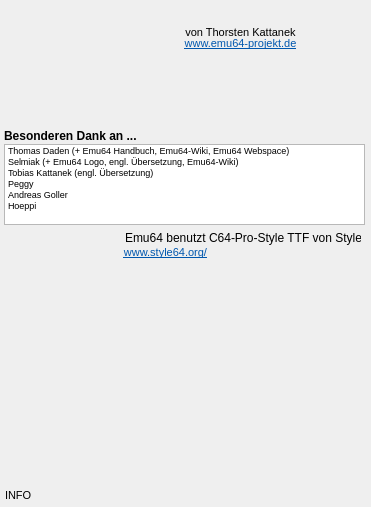
First picture: the form in src/info_window.ui, repository ThKattanek/emu64, before the edit.
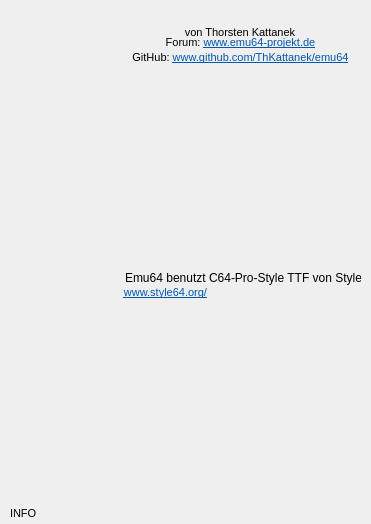
Second picture: the form after the edit. Icons and pictures are not drawn.

Commit message: [issue#54] Link zur GitHub Seite in der Info hinzugefügt. Mein Bild mal aktuallisiert. Besonderen Dank ... aus der Info entfernt.

```diff
--- a/src/info_window.ui
+++ b/src/info_window.ui
@@ -7,35 +7,17 @@
     <x>0</x>
     <y>0</y>
     <width>371</width>
-    <height>507</height>
+    <height>524</height>
    </rect>
   </property>
   <property name="windowTitle">
    <string>Emu64 Information</string>
   </property>
-  <widget class="QWidget" name="widget" native="true">
-   <property name="geometry">
-    <rect>
-     <x>188</x>
-     <y>56</y>
-     <width>106</width>
-     <height>76</height>
-    </rect>
-   </property>
-   <property name="autoFillBackground">
-    <bool>false</bool>
-   </property>
-   <property name="styleSheet">
-    <string notr="true">border-image: url(:/grafik/thorsten.png);
-
-</string>
-   </property>
-  </widget>
   <widget class="QWidget" name="widget_2" native="true">
    <property name="geometry">
     <rect>
      <x>5</x>
-     <y>285</y>
+     <y>305</y>
      <width>361</width>
      <height>200</height>
     </rect>
@@ -47,8 +29,8 @@
   <widget class="QLabel" name="moreinfosOut">
    <property name="geometry">
     <rect>
-     <x>5</x>
-     <y>487</y>
+     <x>10</x>
+     <y>505</y>
      <width>351</width>
      <height>17</height>
     </rect>
@@ -67,7 +49,7 @@
     <rect>
      <x>130</x>
      <y>4</y>
-     <width>211</width>
+     <width>221</width>
      <height>25</height>
     </rect>
    </property>
@@ -91,9 +73,9 @@
   <widget class="QLabel" name="label_2">
    <property name="geometry">
     <rect>
-     <x>152</x>
+     <x>132</x>
      <y>24</y>
-     <width>177</width>
+     <width>216</width>
      <height>16</height>
     </rect>
    </property>
@@ -118,9 +100,9 @@
   <widget class="QLabel" name="label_3">
    <property name="geometry">
     <rect>
-     <x>152</x>
-     <y>36</y>
-     <width>177</width>
+     <x>130</x>
+     <y>35</y>
+     <width>221</width>
      <height>16</height>
     </rect>
    </property>
@@ -130,7 +112,7 @@
     </font>
    </property>
    <property name="text">
-    <string>&lt;html&gt;&lt;head/&gt;&lt;body&gt;&lt;p&gt;&lt;a href=&quot;http://www.emu64-projekt.de&quot;&gt;&lt;span style=&quot; text-decoration: underline; color:#0057ae;&quot;&gt;www.emu64-projekt.de&lt;/span&gt;&lt;/a&gt;&lt;/p&gt;&lt;/body&gt;&lt;/html&gt;</string>
+    <string>&lt;html&gt;&lt;head/&gt;&lt;body&gt;&lt;p&gt;Forum: &lt;a href=&quot;http://www.emu64-projekt.de&quot;&gt;&lt;span style=&quot; text-decoration: underline; color:#0057ae;&quot;&gt;www.emu64-projekt.de&lt;/span&gt;&lt;/a&gt;&lt;/p&gt;&lt;/body&gt;&lt;/html&gt;</string>
    </property>
    <property name="alignment">
     <set>Qt::AlignCenter</set>
@@ -139,78 +121,11 @@
     <bool>true</bool>
    </property>
   </widget>
-  <widget class="QListWidget" name="listWidget">
-   <property name="geometry">
-    <rect>
-     <x>4</x>
-     <y>144</y>
-     <width>361</width>
-     <height>81</height>
-    </rect>
-   </property>
-   <property name="font">
-    <font>
-     <pointsize>7</pointsize>
-    </font>
-   </property>
-   <property name="selectionMode">
-    <enum>QAbstractItemView::NoSelection</enum>
-   </property>
-   <item>
-    <property name="text">
-     <string>Thomas Daden (+ Emu64 Handbuch, Emu64-Wiki, Emu64 Webspace)</string>
-    </property>
-   </item>
-   <item>
-    <property name="text">
-     <string>Selmiak (+ Emu64 Logo, engl. Übersetzung, Emu64-Wiki)</string>
-    </property>
-   </item>
-   <item>
-    <property name="text">
-     <string>Tobias Kattanek (engl. Übersetzung)</string>
-    </property>
-   </item>
-   <item>
-    <property name="text">
-     <string>Peggy</string>
-    </property>
-   </item>
-   <item>
-    <property name="text">
-     <string>Andreas Goller</string>
-    </property>
-   </item>
-   <item>
-    <property name="text">
-     <string>Hoeppi</string>
-    </property>
-   </item>
-  </widget>
-  <widget class="QLabel" name="label">
-   <property name="geometry">
-    <rect>
-     <x>4</x>
-     <y>128</y>
-     <width>165</width>
-     <height>16</height>
-    </rect>
-   </property>
-   <property name="font">
-    <font>
-     <weight>75</weight>
-     <bold>true</bold>
-    </font>
-   </property>
-   <property name="text">
-    <string>Besonderen Dank an ...</string>
-   </property>
-  </widget>
   <widget class="QWidget" name="widget_3" native="true">
    <property name="geometry">
     <rect>
-     <x>4</x>
-     <y>4</y>
+     <x>10</x>
+     <y>65</y>
      <width>120</width>
      <height>120</height>
     </rect>
@@ -222,8 +137,8 @@
   <widget class="QWidget" name="widget_4" native="true">
    <property name="geometry">
     <rect>
-     <x>5</x>
-     <y>230</y>
+     <x>7</x>
+     <y>249</y>
      <width>108</width>
      <height>51</height>
     </rect>
@@ -236,7 +151,7 @@
    <property name="geometry">
     <rect>
      <x>120</x>
-     <y>245</y>
+     <y>285</y>
      <width>91</width>
      <height>16</height>
     </rect>
@@ -260,7 +175,7 @@
    <property name="geometry">
     <rect>
      <x>125</x>
-     <y>230</y>
+     <y>270</y>
      <width>236</width>
      <height>16</height>
     </rect>
@@ -269,6 +184,46 @@
     <string>Emu64 benutzt C64-Pro-Style TTF von Style64</string>
    </property>
   </widget>
+  <widget class="QLabel" name="label_6">
+   <property name="geometry">
+    <rect>
+     <x>130</x>
+     <y>50</y>
+     <width>221</width>
+     <height>16</height>
+    </rect>
+   </property>
+   <property name="font">
+    <font>
+     <pointsize>8</pointsize>
+    </font>
+   </property>
+   <property name="text">
+    <string>&lt;html&gt;&lt;head/&gt;&lt;body&gt;&lt;p&gt;GitHub: &lt;a href=&quot;https://github.com/ThKattanek/emu64&quot;&gt;&lt;span style=&quot; text-decoration: underline; color:#0057ae;&quot;&gt;www.github.com/ThKattanek/emu64&lt;/span&gt;&lt;/a&gt;&lt;/p&gt;&lt;/body&gt;&lt;/html&gt;</string>
+   </property>
+   <property name="alignment">
+    <set>Qt::AlignCenter</set>
+   </property>
+   <property name="openExternalLinks">
+    <bool>true</bool>
+   </property>
+  </widget>
+  <widget class="QWidget" name="widget" native="true">
+   <property name="geometry">
+    <rect>
+     <x>140</x>
+     <y>70</y>
+     <width>198</width>
+     <height>190</height>
+    </rect>
+   </property>
+   <property name="autoFillBackground">
+    <bool>false</bool>
+   </property>
+   <property name="styleSheet">
+    <string notr="true">border-image: url(:/grafik/thorsten.png);</string>
+   </property>
+  </widget>
  </widget>
  <resources/>
  <connections/>
```
The commit also changes 1 other file.
